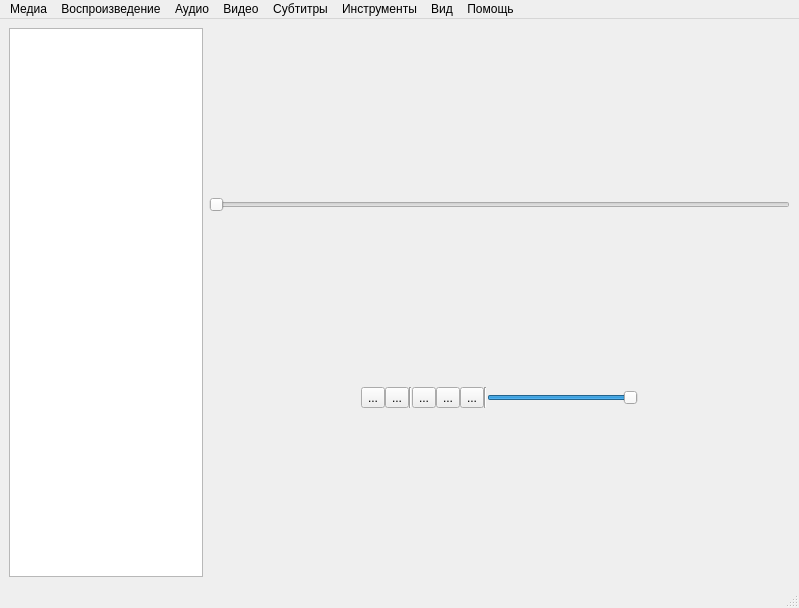
Qt form midi.ui (eoan-ermine/Media-Player) before a commit.
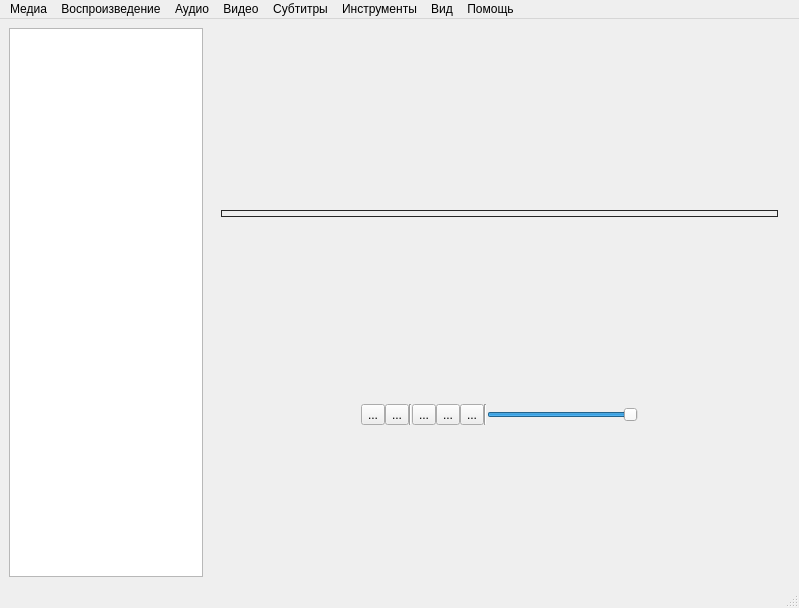
The same form after that commit. Icons and pictures are not drawn.

Commit message: Trying to add the duck sliding. Need to fix margins

What changed in the file:
```diff
--- a/midi.ui
+++ b/midi.ui
@@ -39,6 +39,27 @@
          <layout class="QHBoxLayout" name="horizontalLayout_4" stretch="1">
           <item>
            <widget class="QSlider" name="position_slider">
+            <property name="styleSheet">
+             <string notr="true">.QSlider {
+    min-height: 68px;
+    max-height: 68px;
+}
+
+.QSlider::groove:horizontal {
+    border: 1px solid #262626;
+    height: 5px;
+    margin: 0 12px;
+}
+
+QSlider::handle {
+	width: 40px;
+    height: 100px;
+	bottom: 40px;
+	right: 20px;
+    margin: -40px 0;
+    image: url(:/slider_duck.png); }
+</string>
+            </property>
             <property name="maximum">
              <number>100</number>
             </property>
```
The commit also changes 1 other file.
